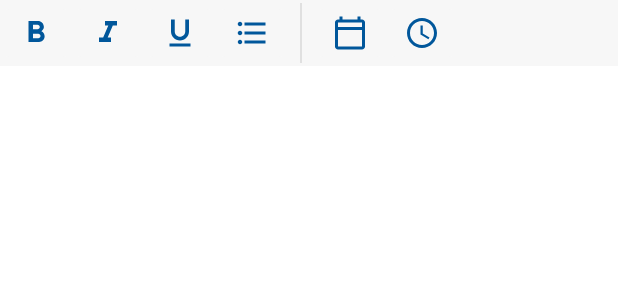
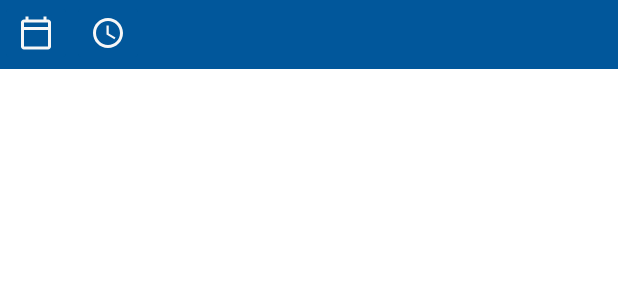
Before and after one commit to Esarve/Stories, an Android app: the layout richtexttoolbar.xml on its own in the app's theme, with its tools: preview values and no code run, on a phone screen of 412 x 824 dp. Shown: the top 300 px of the screen. Run offline under Robolectric (Android 15) with nearby library versions, the phone set to English and light mode, and no system bars.

Commit message:
Changed Rich Text Library, New Bottom Bar

```diff
--- a/app/build.gradle
+++ b/app/build.gradle
@@ -14,7 +14,7 @@ android {
 
         testInstrumentationRunner "androidx.test.runner.AndroidJUnitRunner"
         ndk {
-            abiFilters "arm64-v8a", "armeabi-v7a"
+            abiFilters "arm64-v8a", "armeabi-v7a", "x86"
         }
     }
 
@@ -48,7 +48,7 @@ dependencies {
     //RecyclerView Swipe
     implementation 'it.xabaras.android:recyclerview-swipedecorator:1.2.2'
     //Rich Text
-    implementation 'jp.wasabeef:richeditor-android:1.2.2'
+    implementation 'net.dankito.richtexteditor:richtexteditor-android:2.0.15'
     implementation 'org.jsoup:jsoup:1.11.3'
     //crashlytics
     //implementation 'com.google.firebase:firebase-crashlytics:17.0.1'
--- a/app/src/main/res/layout/richtexttoolbar.xml
+++ b/app/src/main/res/layout/richtexttoolbar.xml
@@ -2,64 +2,24 @@
 <LinearLayout xmlns:android="http://schemas.android.com/apk/res/android"
     android:id="@+id/rtToolbarParent"
     android:layout_width="match_parent"
-    android:layout_height="wrap_content"
-    android:background="@color/grey_3"
+    android:layout_height="46dp"
+    android:background="@color/colorPrimary"
     android:orientation="horizontal">
-
-    <ImageButton
-        android:id="@+id/action_bold"
-        android:layout_width="wrap_content"
-        android:layout_height="wrap_content"
-        android:backgroundTint="@color/grey_3"
-        android:src="@drawable/ic_baseline_format_bold_24"
-        android:tint="@color/colorPrimary" />
-
-    <ImageButton
-        android:id="@+id/action_italic"
-        android:layout_width="wrap_content"
-        android:layout_height="wrap_content"
-        android:backgroundTint="@color/grey_3"
-        android:src="@drawable/ic_baseline_format_italic_24"
-        android:tint="@color/colorPrimary" />
-
-    <ImageButton
-        android:id="@+id/action_underline"
-        android:layout_width="wrap_content"
-        android:layout_height="wrap_content"
-        android:backgroundTint="@color/grey_3"
-        android:src="@drawable/ic_baseline_format_underlined_24"
-        android:tint="@color/colorPrimary" />
-
-    <ImageButton
-        android:id="@+id/action_bullet"
-        android:layout_width="wrap_content"
-        android:layout_height="wrap_content"
-        android:backgroundTint="@color/grey_3"
-        android:src="@drawable/ic_baseline_format_list_bulleted_24"
-        android:tint="@color/colorPrimary" />
-    <LinearLayout
-        android:layout_width="1dp"
-        android:layout_height="match_parent"
-        android:layout_marginStart="8dp"
-        android:layout_marginTop="2dp"
-        android:layout_marginEnd="8dp"
-        android:layout_marginBottom="2dp"
-        android:background="@color/grey_300"/>
 
     <ImageButton
         android:id="@+id/action_calender"
         android:layout_width="wrap_content"
         android:layout_height="wrap_content"
-        android:backgroundTint="@color/grey_3"
+        android:backgroundTint="@color/colorPrimary"
         android:src="@drawable/ic_outline_calendar_today_24"
-        android:tint="@color/colorPrimary" />
+        android:tint="@color/grey_3" />
 
     <ImageButton
         android:id="@+id/action_clock"
         android:layout_width="wrap_content"
         android:layout_height="wrap_content"
-        android:backgroundTint="@color/grey_3"
+        android:backgroundTint="@color/colorPrimary"
         android:src="@drawable/ic_clock_24dp"
-        android:tint="@color/colorPrimary" />
+        android:tint="@color/grey_3" />
 
 </LinearLayout>
```
Also changed, not shown: app/src/main/java/com/sourav/stories/Activities/WriteActivity.java (+12 -111 lines), app/src/main/java/com/sourav/stories/Stuffs/CompactToolbar.java (added, +47 -0 lines), app/src/main/res/layout/activity_write.xml (+24 -7 lines).
